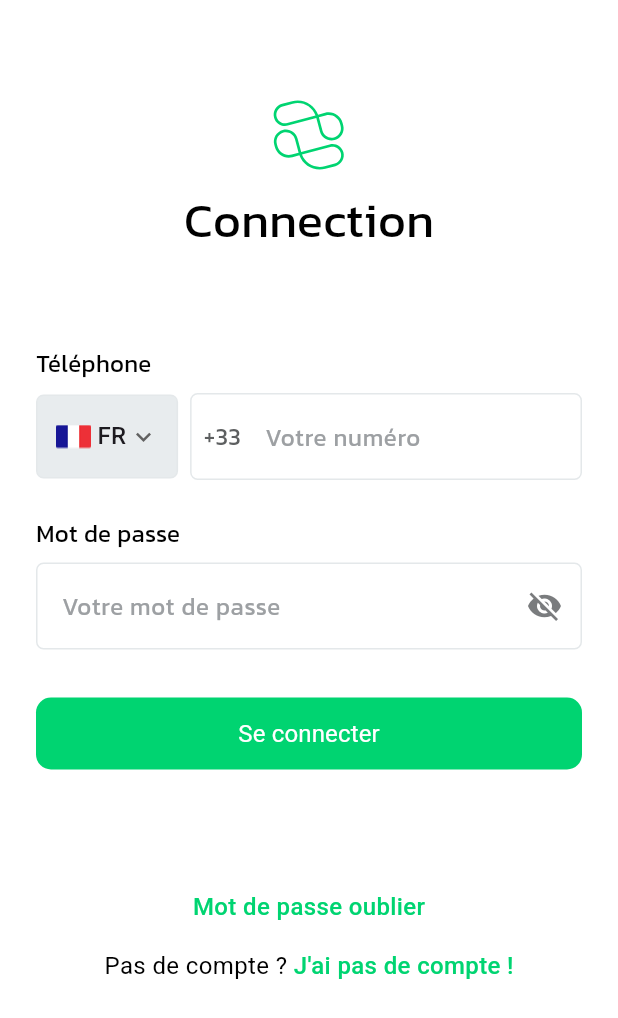
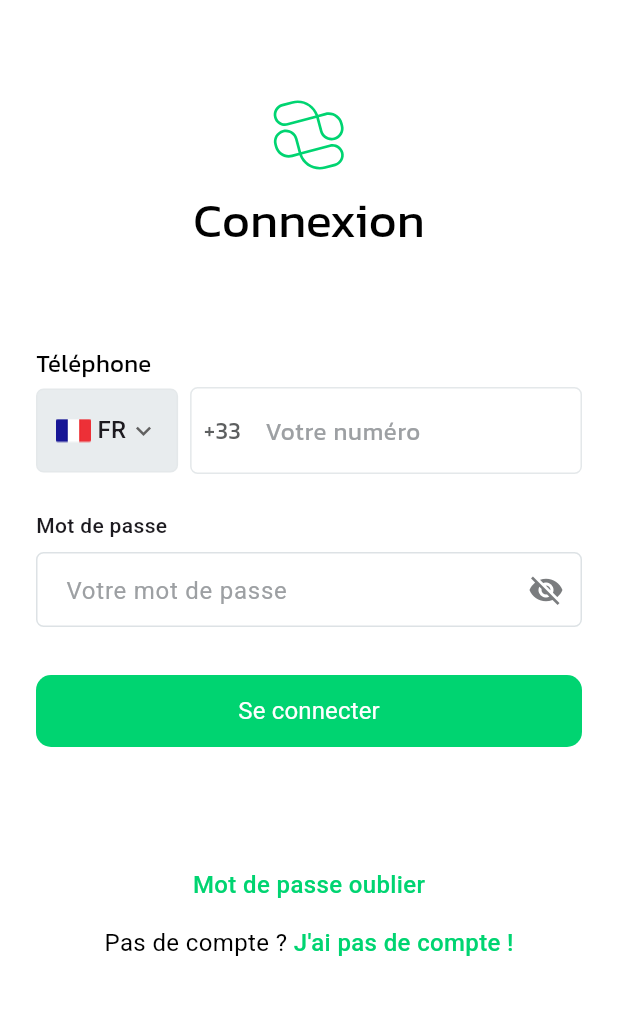
Before and after one commit to Rahim10020/Connect-App-Authentification, a Flutter app: the LoginPage screen opened by its route, on a phone screen of 412 x 824 dp. Shown: the top 1018 px of the screen. Run offline on Flutter 3.47's test engine with Material 3 defaults, Android fonts, the phone set to English and light mode, and no system bars; our stand-ins replace flutter_svg, get.

```diff
--- a/lib/core/widgets/custom_button.dart
+++ b/lib/core/widgets/custom_button.dart
@@ -48,14 +48,16 @@ class CustomButton extends StatelessWidget {
                       height: 20,
                       child: CircularProgressIndicator(
                         strokeWidth: 2,
-                        valueColor: AlwaysStoppedAnimation<Color>(Colors.white),
+                        valueColor: AlwaysStoppedAnimation<Color>(
+                          AppGreen.green500,
+                        ),
                       ),
                     ),
                     const SizedBox(width: 12),
                     Text(
                       'Chargement',
                       style: TextStyle(
-                        color: isOutlined ? AppGrey.grey900 : Colors.white,
+                        color: AppGreen.green500,
                         fontSize: 16,
                         fontWeight: FontWeight.w400,
                         fontFamily: AppFonts.roboto,
--- a/lib/features/authentication/presentation/pages/additional_info_page.dart
+++ b/lib/features/authentication/presentation/pages/additional_info_page.dart
@@ -173,7 +173,6 @@ class _AdditionalInfoPageState extends State<AdditionalInfoPage> {
                     'Genre',
                     style: TextStyle(
                       color: Colors.black,
-                      fontSize: 16,
                       fontWeight: FontWeight.w500,
                       fontFamily: AppFonts.roboto,
                     ),
@@ -240,7 +239,6 @@ class _AdditionalInfoPageState extends State<AdditionalInfoPage> {
                     'Date de naissance',
                     style: TextStyle(
                       color: Colors.black,
-                      fontSize: 16,
                       fontWeight: FontWeight.w500,
                       fontFamily: AppFonts.roboto,
                     ),
--- a/lib/features/authentication/presentation/pages/create_password_page.dart
+++ b/lib/features/authentication/presentation/pages/create_password_page.dart
@@ -112,7 +112,8 @@ class _CreatePasswordPageState extends State<CreatePasswordPage> {
           ],
         ),
       ),
-      body: Padding(
+      body: SingleChildScrollView(
+        child: Padding(
           padding: const EdgeInsets.all(24),
           child: Form(
             key: _formKey,
@@ -167,6 +168,7 @@ class _CreatePasswordPageState extends State<CreatePasswordPage> {
             ),
           ),
         ),
+      ),
     );
   }
 
--- a/lib/features/authentication/presentation/pages/login_page.dart
+++ b/lib/features/authentication/presentation/pages/login_page.dart
@@ -1,6 +1,7 @@
 import 'package:connect_app/core/constants/app_colors.dart';
 import 'package:connect_app/core/constants/app_fonts.dart';
 import 'package:connect_app/core/widgets/custom_button.dart';
+import 'package:connect_app/core/widgets/custom_text_field.dart';
 import 'package:connect_app/core/widgets/flag_text_field.dart';
 import 'package:connect_app/core/widgets/logo_widget.dart';
 import 'package:flutter/material.dart';
@@ -20,7 +21,6 @@ class _LoginPageState extends State<LoginPage> {
   String selectedCountry = 'FR';
 
   bool _isLoading = false;
-  bool _obscurePassword = true;
 
   @override
   Widget build(BuildContext context) {
@@ -43,7 +43,7 @@ class _LoginPageState extends State<LoginPage> {
 
                 // Titre
                 Text(
-                  'Connection',
+                  'Connexion',
                   style: TextStyle(
                     color: Colors.black,
                     fontSize: 32,
@@ -67,7 +67,7 @@ class _LoginPageState extends State<LoginPage> {
                         fontFamily: AppFonts.kanit,
                       ),
                     ),
-                    const SizedBox(height: 8),
+                    const SizedBox(height: 4),
                     FlagTextField(
                       onChanged:
                           (value) => setState(() {
@@ -82,71 +82,14 @@ class _LoginPageState extends State<LoginPage> {
                 const SizedBox(height: 24),
 
                 // Champ mot de passe
-                Column(
-                  crossAxisAlignment: CrossAxisAlignment.start,
-                  children: [
-                    Text(
-                      'Mot de passe',
-                      style: TextStyle(
-                        color: Colors.black,
-                        fontSize: 16,
-                        fontWeight: FontWeight.w400,
-                        fontFamily: AppFonts.kanit,
-                      ),
-                    ),
-                    const SizedBox(height: 8),
-                    Container(
-                      width: double.infinity,
-                      decoration: BoxDecoration(
-                        color: Colors.white,
-                        borderRadius: BorderRadius.circular(5),
-                        border: Border.all(color: AppGrey.grey400),
-                      ),
-                      child: TextFormField(
-                        controller: _passwordController,
-                        obscureText: _obscurePassword,
-                        style: TextStyle(
-                          fontSize: 16,
-                          fontFamily: AppFonts.kanit,
-                          color: Colors.black,
-                        ),
-                        decoration: InputDecoration(
-                          hintText: 'Votre mot de passe',
-                          hintStyle: TextStyle(
-                            color: AppGrey.grey700,
-                            fontSize: 16,
-                            fontFamily: AppFonts.kanit,
-                            fontWeight: FontWeight.w400,
-                          ),
-                          border: InputBorder.none,
-                          contentPadding: const EdgeInsets.symmetric(
-                            horizontal: 16,
-                            vertical: 16,
-                          ),
-                          suffixIcon: IconButton(
-                            icon: Icon(
-                              _obscurePassword
-                                  ? Icons.visibility_off
-                                  : Icons.visibility,
-                              color: AppGrey.grey800,
-                              size: 24,
-                            ),
-                            onPressed: () {
-                              setState(() {
-                                _obscurePassword = !_obscurePassword;
-                              });
-                            },
-                          ),
-                        ),
-                        validator: (value) {
-                          if (value == null || value.isEmpty) {
-                            return 'Veuillez entrer votre mot de passe';
-                          }
-                          return null;
-                        },
-                      ),
-                    ),
-                  ],
+                CustomTextField(
+                  labelText: 'Mot de passe',
+                  hintText: 'Votre mot de passe',
+                  controller: _passwordController,
+                  isPassword: true,
+                  validator: (value) {
+                    return null;
+                  },
                 ),
 
                 const SizedBox(height: 32),
--- a/lib/features/authentication/presentation/pages/phone_registration_page.dart
+++ b/lib/features/authentication/presentation/pages/phone_registration_page.dart
@@ -101,7 +101,8 @@ class _PhoneRegistrationPageState extends State<PhoneRegistrationPage> {
           ],
         ),
       ),
-      body: Padding(
+      body: SingleChildScrollView(
+        child: Padding(
           padding: const EdgeInsets.all(24),
           child: Form(
             key: _formKey,
@@ -141,6 +142,7 @@ class _PhoneRegistrationPageState extends State<PhoneRegistrationPage> {
             ),
           ),
         ),
+      ),
     );
   }
 
--- a/lib/features/authentication/presentation/pages/profile_photo_page.dart
+++ b/lib/features/authentication/presentation/pages/profile_photo_page.dart
@@ -505,6 +505,6 @@ class _ProfilePhotoPageState extends State<ProfilePhotoPage> {
     };
 
     // Naviguer vers la page suivante ou finaliser l'inscription
-    Get.toNamed('/home', arguments: finalData);
+    Get.offAllNamed('/home', arguments: finalData);
   }
 }
```
Lines whose indentation alone changed are shown as unchanged.
